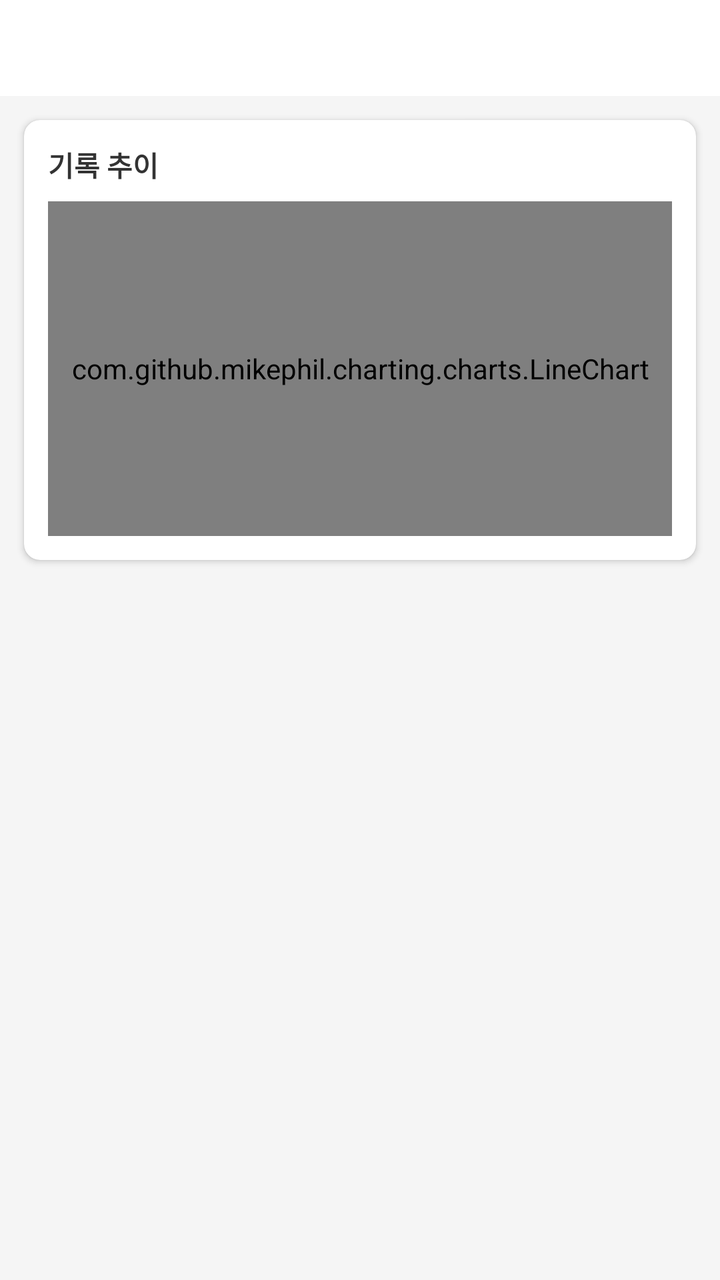
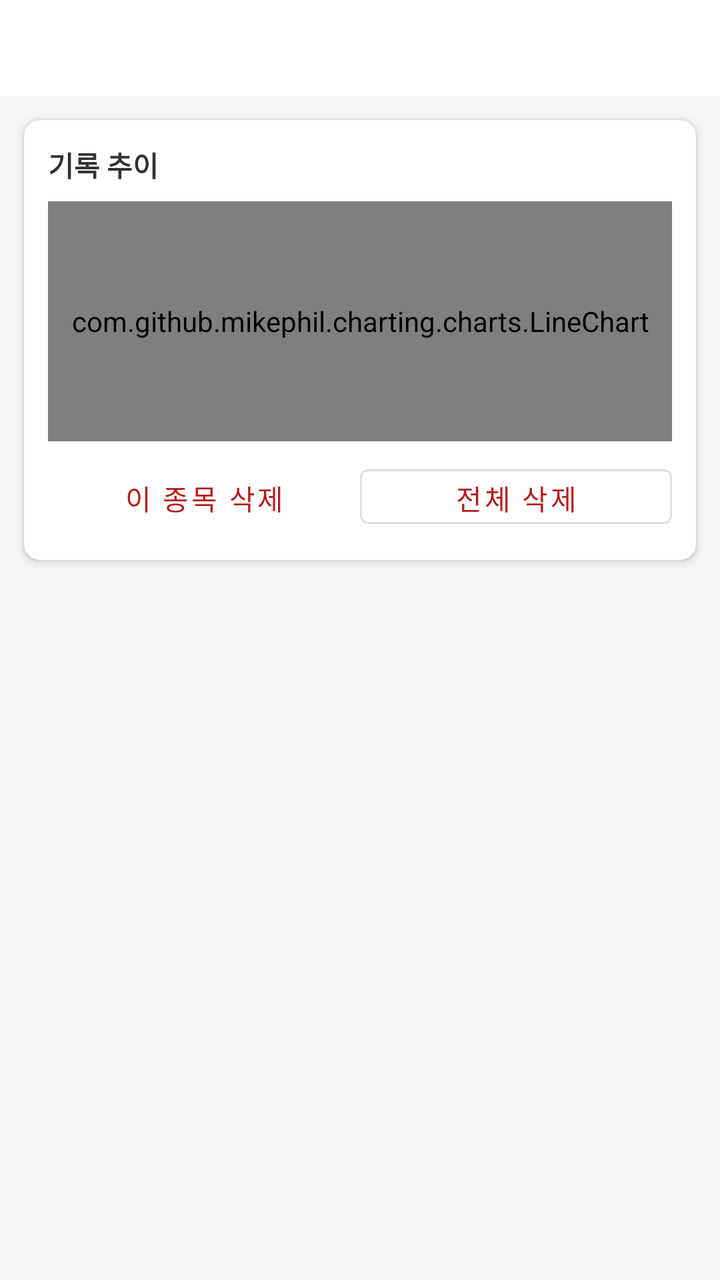

Two renders of the same Android screen: before a commit and after it. Below are the layout's source before the change and the commit's diff.
<!-- AndroidManifest.xml: application theme Theme.MaterialComponents.Light.NoActionBar -->
<!-- res/layout/fragment_my_record.xml -->
<?xml version="1.0" encoding="utf-8"?>
<LinearLayout xmlns:android="http://schemas.android.com/apk/res/android"
    xmlns:app="http://schemas.android.com/apk/res-auto"
    android:layout_width="match_parent"
    android:layout_height="match_parent"
    android:orientation="vertical"
    android:background="#F5F5F5">

    
    <com.google.android.material.tabs.TabLayout
        android:id="@+id/tabCategory"
        android:layout_width="match_parent"
        android:layout_height="wrap_content"
        android:background="@color/white"
        app:tabMode="scrollable"
        app:tabGravity="start"
        app:tabTextColor="#666666"
        app:tabSelectedTextColor="#1A237E"
        app:tabIndicatorColor="#1A237E"/>

    
    <androidx.cardview.widget.CardView
        android:layout_width="match_parent"
        android:layout_height="220dp"
        android:layout_margin="12dp"
        app:cardCornerRadius="8dp"
        app:cardElevation="2dp">

        <LinearLayout
            android:layout_width="match_parent"
            android:layout_height="match_parent"
            android:orientation="vertical"
            android:padding="12dp">

            <TextView
                android:layout_width="wrap_content"
                android:layout_height="wrap_content"
                android:text="기록 추이"
                android:textSize="14sp"
                android:textStyle="bold"
                android:textColor="#333333"
                android:layout_marginBottom="8dp"/>

            <com.github.mikephil.charting.charts.LineChart
                android:id="@+id/lineChart"
                android:layout_width="match_parent"
                android:layout_height="match_parent"/>
        </LinearLayout>
    </androidx.cardview.widget.CardView>

    
    <TextView
        android:id="@+id/tvRecordSummary"
        android:layout_width="wrap_content"
        android:layout_height="wrap_content"
        android:layout_marginStart="16dp"
        android:textSize="13sp"
        android:textColor="#666666"/>

    
    <TextView
        android:id="@+id/tvPersonalBest"
        android:layout_width="wrap_content"
        android:layout_height="wrap_content"
        android:layout_marginStart="16dp"
        android:layout_marginBottom="8dp"
        android:textSize="13sp"
        android:textStyle="bold"
        android:textColor="#1A237E"/>

    
    <androidx.recyclerview.widget.RecyclerView
        android:id="@+id/rvRecords"
        android:layout_width="match_parent"
        android:layout_height="0dp"
        android:layout_weight="1"
        android:padding="8dp"
        android:clipToPadding="false"/>

</LinearLayout>
<!-- resources referenced by this layout -->
<resources>
  <color name="white">#FFFFFFFF</color>
</resources>

<!-- the commit's change to res/layout/fragment_my_record.xml (unified diff, before → after) -->
@@ -4,7 +4,7 @@
     android:layout_width="match_parent"
     android:layout_height="match_parent"
     android:orientation="vertical"
-    android:background="#F5F5F5">
+    android:background="@color/background_screen">
 
     
     <com.google.android.material.tabs.TabLayout
@@ -14,9 +14,9 @@
         android:background="@color/white"
         app:tabMode="scrollable"
         app:tabGravity="start"
-        app:tabTextColor="#666666"
-        app:tabSelectedTextColor="#1A237E"
-        app:tabIndicatorColor="#1A237E"/>
+        app:tabTextColor="@color/text_secondary"
+        app:tabSelectedTextColor="@color/brand_primary"
+        app:tabIndicatorColor="@color/brand_primary"/>
 
     
     <androidx.cardview.widget.CardView
@@ -38,13 +38,42 @@
                 android:text="기록 추이"
                 android:textSize="14sp"
                 android:textStyle="bold"
-                android:textColor="#333333"
+                android:textColor="@color/text_primary"
                 android:layout_marginBottom="8dp"/>
 
             <com.github.mikephil.charting.charts.LineChart
                 android:id="@+id/lineChart"
                 android:layout_width="match_parent"
-                android:layout_height="match_parent"/>
+                android:layout_height="120dp"/>
+
+            
+            <LinearLayout
+                android:layout_width="match_parent"
+                android:layout_height="wrap_content"
+                android:layout_marginTop="8dp"
+                android:orientation="horizontal">
+
+                
+                <Button
+                    android:id="@+id/btnDeleteMyCategoryRecords"
+                    android:layout_width="0dp"
+                    android:layout_height="wrap_content"
+                    android:layout_weight="1"
+                    android:textColor="@color/color_danger"
+                    style="@style/Widget.MaterialComponents.Button.TextButton"
+                    android:text="이 종목 삭제" />
+
+                
+                <Button
+                    android:id="@+id/btnDeleteMyAllRecords"
+                    android:layout_width="0dp"
+                    android:layout_height="wrap_content"
+                    android:layout_weight="1"
+                    android:textColor="@color/color_danger"
+                    style="@style/Widget.MaterialComponents.Button.OutlinedButton"
+                    android:text="전체 삭제" />
+
+            </LinearLayout>
         </LinearLayout>
     </androidx.cardview.widget.CardView>
 
@@ -55,7 +84,7 @@
         android:layout_height="wrap_content"
         android:layout_marginStart="16dp"
         android:textSize="13sp"
-        android:textColor="#666666"/>
+        android:textColor="@color/text_secondary"/>
 
     
     <TextView
@@ -66,7 +95,7 @@
         android:layout_marginBottom="8dp"
         android:textSize="13sp"
         android:textStyle="bold"
-        android:textColor="#1A237E"/>
+        android:textColor="@color/brand_primary"/>
 
     
     <androidx.recyclerview.widget.RecyclerView
<!-- resource entries referenced after the edit -->
@@ -1,5 +1,10 @@
 <!-- resources referenced by this layout -->
 <resources>
+  <color name="background_screen">#FFF5F5F5</color>
+  <color name="brand_primary">#FF1A237E</color>
+  <color name="color_danger">#FFB71C1C</color>
+  <color name="text_primary">#FF333333</color>
+  <color name="text_secondary">#FF666666</color>
   <color name="white">#FFFFFFFF</color>
 </resources>
 
